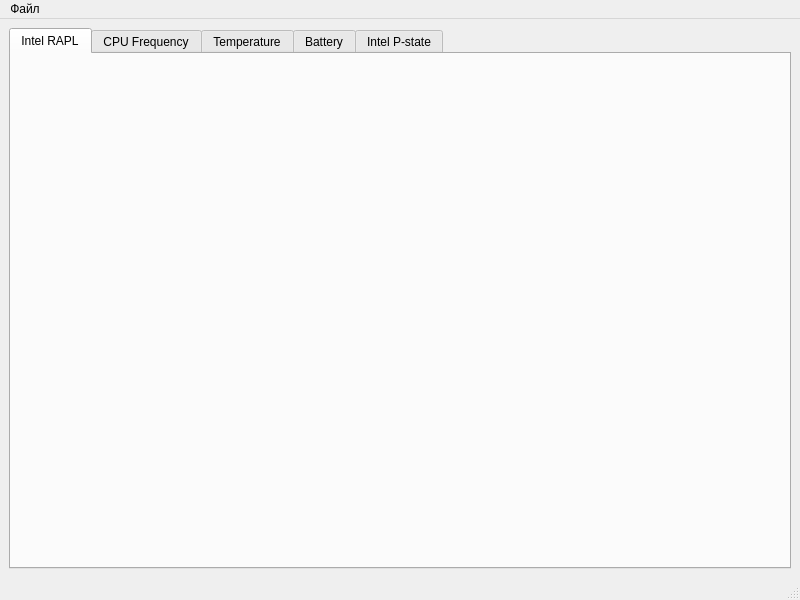
The window that main_window.ui (NativCos/laptop_power) describes before a commit, drawn with Qt 5.
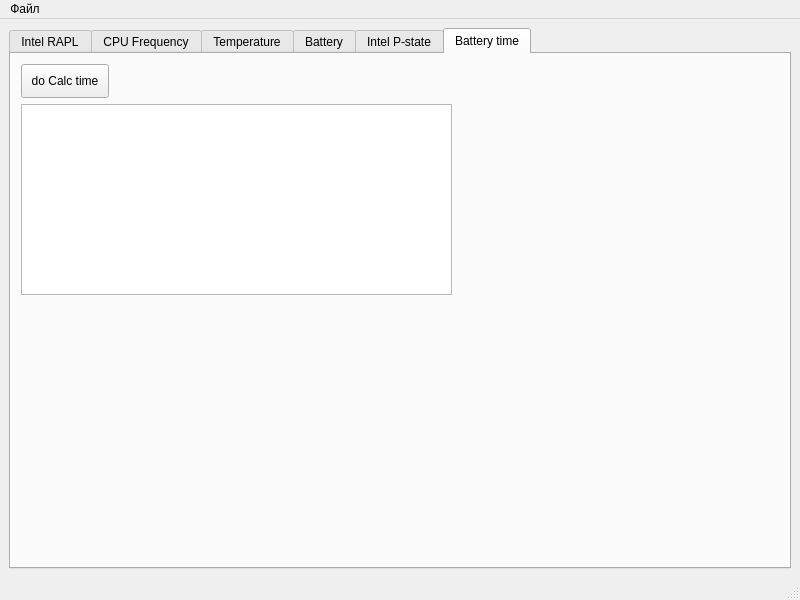
The same window after the commit. The open tabs and pages were chosen to show the change. Icons and pictures are not drawn.

What changed in the file:
```diff
--- a/main_window.ui
+++ b/main_window.ui
@@ -301,6 +301,37 @@
         </layout>
        </widget>
       </widget>
+      <widget class="QWidget" name="tab_3">
+       <attribute name="title">
+        <string>Battery time</string>
+       </attribute>
+       <widget class="QTextEdit" name="textEdit_battery_time">
+        <property name="enabled">
+         <bool>true</bool>
+        </property>
+        <property name="geometry">
+         <rect>
+          <x>10</x>
+          <y>50</y>
+          <width>431</width>
+          <height>191</height>
+         </rect>
+        </property>
+       </widget>
+       <widget class="QPushButton" name="pushButton_battery_time">
+        <property name="geometry">
+         <rect>
+          <x>10</x>
+          <y>10</y>
+          <width>88</width>
+          <height>34</height>
+         </rect>
+        </property>
+        <property name="text">
+         <string>do Calc time</string>
+        </property>
+       </widget>
+      </widget>
      </widget>
     </item>
    </layout>
```
